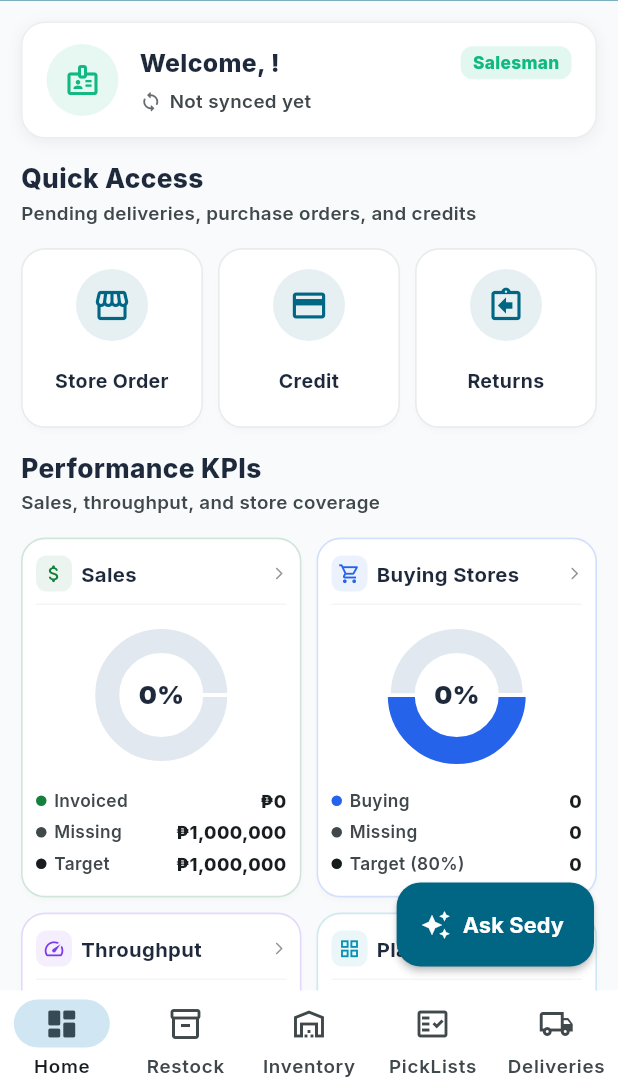
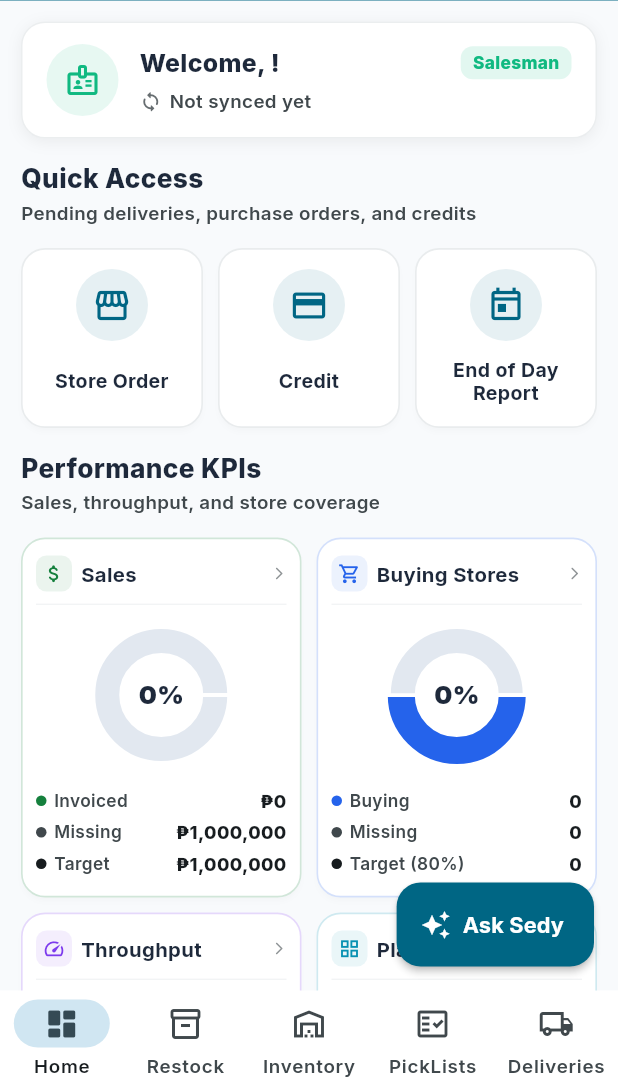
Before and after one commit to dwightcaballero/selecta_app, a Flutter app: the DashboardPage screen opened directly, on a phone screen of 412 x 824 dp, the part 148-1236 px from its top. Run offline on Flutter 3.47's test engine with Material 3 defaults, Android fonts, the phone set to English and light mode, and no system bars; drawn by our look-alikes of fl_chart; our stand-ins replace barcode_widget, cloud_firestore, decimal, dio, firebase_auth, firebase_core and 14 more; missing offline and left inert: another_telephony, esc_pos_utils_plus, flutter_doc_scanner, gal, mobile_scanner, print_bluetooth_thermal; accounts and stored records are empty; network calls fail.

Commit message:
feat: add unverified breakdowns count and integrate into dealer dashboard UI

```diff
--- a/lib/controllers/dashboard_controller.dart
+++ b/lib/controllers/dashboard_controller.dart
@@ -6,6 +6,7 @@ import 'package:selecta_ops/data/variables.dart';
 import 'package:selecta_ops/dto/dashboard_dto.dart';
 import 'package:selecta_ops/models/users.dart';
 import 'package:selecta_ops/services/auth_service.dart';
+import 'package:selecta_ops/services/breakdown_service.dart';
 import 'package:selecta_ops/services/delivery_service.dart';
 import 'package:selecta_ops/services/hapistore_service.dart';
 import 'package:selecta_ops/services/placement_service.dart';
@@ -25,6 +26,10 @@ class DashboardController {
   final DeliveryService _deliveryService = DeliveryService();
   final UserService _userService = UserService();
   final ScanningServices _scanningService = ScanningServices();
+  final BreakdownService _breakdownService = BreakdownService();
+
+  /// Live count stream for breakdown records not yet verified by the dealer within the current month.
+  Stream<int> getUnverifiedBreakdownsCountStream({DateTime? month}) => _breakdownService.getUnverifiedBreakdownsCountStream(month: month);
 
   /// Live count stream for pending and overdue tasks.
   Stream<int> getTasksPendingAndOverdueCountStream() => _tasksService.getPendingAndOverdueCountStream();
@@ -200,6 +205,7 @@ class DashboardController {
     dashboardDTO.pendingPicklistCount = await DeliveryService.getCountPendingPicklistsForDate(DateTime.now());
     dashboardDTO.pendingDeliveryCount = await DeliveryService.getCountDeliveriesByStatus(DeliveryStatus.pending) ?? 0;
     dashboardDTO.returnedDeliveryCount = await DeliveryService.getCountActiveReturnedDeliveries();
+    dashboardDTO.unverifiedBreakdownCount = await BreakdownService.getCountUnverifiedBreakdowns();
     dashboardDTO.overpaymentCount = await PurchaseOrderService.getCountDeliveriesNotYetSettled() ?? 0;
 
     // DASHBOARD: buying and non Buying
--- a/lib/dto/dashboard_dto.dart
+++ b/lib/dto/dashboard_dto.dart
@@ -17,6 +17,7 @@ class DashboardDTO {
   int totalNotScannedCount;
   int pendingPjpCount;
   int totalUnassignedCount;
+  int unverifiedBreakdownCount;
 
   DashboardDTO({
     required this.buyingCount,
@@ -37,6 +38,7 @@ class DashboardDTO {
     required this.totalNotScannedCount,
     this.pendingPjpCount = 0,
     this.totalUnassignedCount = 0,
+    this.unverifiedBreakdownCount = 0,
   });
 
   int get pendingScanningCount => totalNotScannedCount + totalUnassignedCount;
@@ -61,6 +63,7 @@ class DashboardDTO {
       totalNotScannedCount: 0,
       pendingPjpCount: 0,
       totalUnassignedCount: 0,
+      unverifiedBreakdownCount: 0,
     );
   }
 
@@ -84,6 +87,7 @@ class DashboardDTO {
         totalNotScannedCount: json['totalNotScannedCount']! as int,
         pendingPjpCount: (json['pendingPjpCount'] as num?)?.toInt() ?? 0,
         totalUnassignedCount: (json['totalUnassignedCount'] as num?)?.toInt() ?? 0,
+        unverifiedBreakdownCount: (json['unverifiedBreakdownCount'] as num?)?.toInt() ?? 0,
       );
 
   Map<String, Object?> toJson() {
@@ -106,6 +110,7 @@ class DashboardDTO {
       'totalNotScannedCount': totalNotScannedCount,
       'pendingPjpCount': pendingPjpCount,
       'totalUnassignedCount': totalUnassignedCount,
+      'unverifiedBreakdownCount': unverifiedBreakdownCount,
     };
   }
 }
--- a/lib/views/dashboard_page.dart
+++ b/lib/views/dashboard_page.dart
@@ -47,6 +47,7 @@ class _DashboardPageState extends State<DashboardPage> {
   late final Stream<int> _pendingPicklistsCountStream;
   late final Stream<int> _pendingDeliveriesCountStream;
   late final Stream<int> _activeReturnsCountStream;
+  late final Stream<int> _unverifiedBreakdownsCountStream;
   DashboardDTO dashboardDTO = DashboardDTO.empty();
   Users? _currentUser;
   Configuration? _configuration;
@@ -65,6 +66,7 @@ class _DashboardPageState extends State<DashboardPage> {
     _pendingPicklistsCountStream = _controller.getPendingPicklistsCountStream();
     _pendingDeliveriesCountStream = _controller.getPendingDeliveriesCountStream();
     _activeReturnsCountStream = _controller.getActiveReturnsCountStream();
+    _unverifiedBreakdownsCountStream = _controller.getUnverifiedBreakdownsCountStream();
     _configSubscription = ConfigurationService().getConfigurationStream().listen((config) {
       if (mounted && config != null) {
         setState(() {
@@ -328,6 +330,7 @@ class _DashboardPageState extends State<DashboardPage> {
     merchBlitzCountStream: _merchBlitzCountStream,
     tasksCountStream: _tasksCountStream,
     activeReturnsCountStream: _activeReturnsCountStream,
+    unverifiedBreakdownCountStream: _unverifiedBreakdownsCountStream,
     onSync: () => syncDashboard(force: true),
     onLogout: onLogout,
     onNavigate: _navigateToPage,
@@ -364,6 +367,7 @@ class _DashboardPageState extends State<DashboardPage> {
                     pendingPicklistsCountStream: _pendingPicklistsCountStream,
                     purchaseOrdersAwaitingCountStream: _purchaseOrdersAwaitingCountStream,
                     activeReturnsCountStream: _activeReturnsCountStream,
+                    unverifiedBreakdownsCountStream: _unverifiedBreakdownsCountStream,
                     onNavigate: _navigateToPage,
                   ),
 
@@ -540,6 +544,7 @@ class _DashboardPageState extends State<DashboardPage> {
         merchBlitzCountStream: _merchBlitzCountStream,
         tasksCountStream: _tasksCountStream,
         activeReturnsCountStream: _activeReturnsCountStream,
+        unverifiedBreakdownCountStream: _unverifiedBreakdownsCountStream,
         onSync: () => syncDashboard(force: true),
         onLogout: onLogout,
         onNavigate: _navigateToPage,
--- a/lib/views/widgets/dashboard/dashboard_quick_access.dart
+++ b/lib/views/widgets/dashboard/dashboard_quick_access.dart
@@ -2,15 +2,16 @@ import 'package:flutter/material.dart';
 import 'package:selecta_ops/dto/dashboard_dto.dart';
 import 'package:selecta_ops/views/pages/dashboard/book_order_page.dart';
 import 'package:selecta_ops/views/pages/dashboard/creditlist_page.dart';
-import 'package:selecta_ops/views/pages/dashboard/returnlist_page.dart';
+import 'package:selecta_ops/views/pages/sidebar/endofday_page.dart';
 
-/// Operational 2x3 quick action cards grid for core workflow entry points:
-/// Book Order, Picklists, Deliveries, Purchase Orders, Credit, and Returns.
+/// Operational quick action cards grid for core workflow entry points:
+/// Store Order, Credit, and End of Day Report.
 class DashboardQuickAccessGrid extends StatelessWidget {
   final DashboardDTO dashboardDTO;
   final Stream<int>? pendingPicklistsCountStream;
   final Stream<int>? purchaseOrdersAwaitingCountStream;
   final Stream<int>? activeReturnsCountStream;
+  final Stream<int>? unverifiedBreakdownsCountStream;
   final Future<void> Function(Widget page) onNavigate;
 
   const DashboardQuickAccessGrid({
@@ -19,6 +20,7 @@ class DashboardQuickAccessGrid extends StatelessWidget {
     required this.pendingPicklistsCountStream,
     required this.purchaseOrdersAwaitingCountStream,
     this.activeReturnsCountStream,
+    this.unverifiedBreakdownsCountStream,
     required this.onNavigate,
   });
 
@@ -43,12 +45,12 @@ class DashboardQuickAccessGrid extends StatelessWidget {
             const SizedBox(width: 10),
             _buildCard(
               context,
-              label: 'Returns',
-              icon: Icons.assignment_return_outlined,
-              count: dashboardDTO.returnedDeliveryCount,
-              stream: activeReturnsCountStream,
+              label: 'End of Day Report',
+              icon: Icons.today_outlined,
+              count: dashboardDTO.unverifiedBreakdownCount,
+              stream: unverifiedBreakdownsCountStream,
               color: primaryColor,
-              nextPage: const ReturnlistPage(),
+              nextPage: const EndofdayPage(),
             ),
           ],
         ),
```
Also changed, not shown: lib/services/breakdown_service.dart (+52 -0 lines), lib/views/widgets/dashboard/dashboard_drawer.dart (+13 -1 lines), lib/views/widgets/dashboard/dashboard_sidebar.dart (+13 -1 lines).
